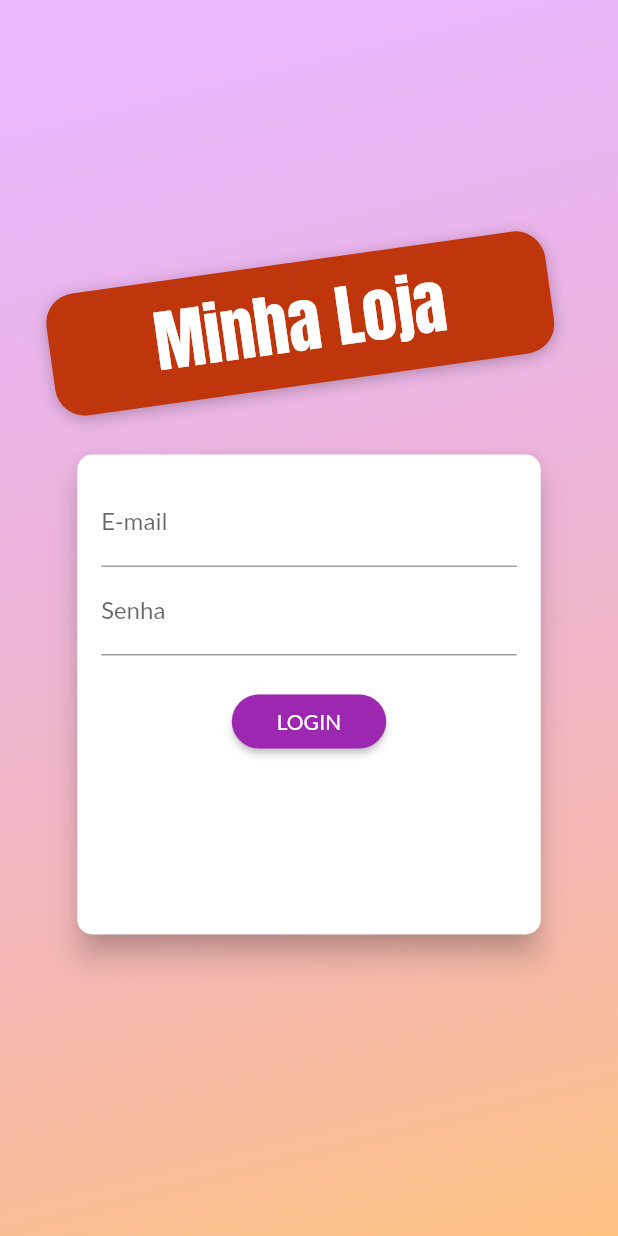
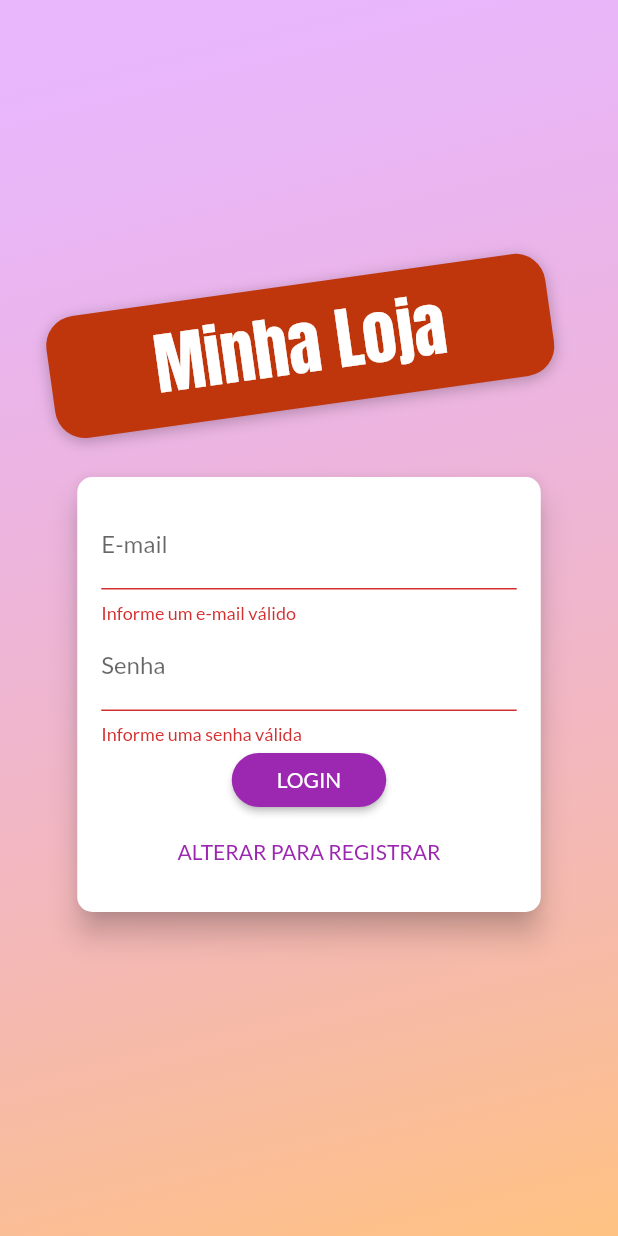
Before and after one commit to sergiohideki/appshop, a Flutter app: the screen it shows after launch, after a tap on "LOGIN", on a phone screen of 412 x 824 dp. Run offline on Flutter 3.47's test engine with Material 2 defaults, Android fonts, the phone set to English and light mode, and no system bars.

Commit message:
tela de autenticação #04

```diff
--- a/shop/lib/widgets/auth_card.dart
+++ b/shop/lib/widgets/auth_card.dart
@@ -8,6 +8,8 @@ class AuthCard extends StatefulWidget {
 }
 
 class _AuthCardState extends State<AuthCard> {
+  GlobalKey<FormState> _form = GlobalKey();
+  bool _isLoading = false;
   AuthMode _authMode = AuthMode.Login;
   final _passwordController = TextEditingController();
 
@@ -17,7 +19,37 @@ class _AuthCardState extends State<AuthCard> {
   };
 
   void _submit() {
+    if (!_form.currentState.validate()) {
+      return;
+    }
 
+    setState(() {
+      _isLoading = true;
+    });
+
+    _form.currentState.save();
+
+    if (_authMode == AuthMode.Login) {
+      // Login
+    } else {
+      // Registrar
+    }
+
+    setState(() {
+      _isLoading = false;
+    });
+  }
+
+  void _switchAuthMode() {
+    if (_authMode == AuthMode.Login) {
+      setState(() {
+        _authMode = AuthMode.Signup;
+      });
+    } else {
+      setState(() {
+        _authMode = AuthMode.Login;
+      });
+    }
   }
 
   @override
@@ -28,10 +60,11 @@ class _AuthCardState extends State<AuthCard> {
       elevation: 8.0,
       shape: RoundedRectangleBorder(borderRadius: BorderRadius.circular(10.0)),
       child: Container(
-        height: 320,
+        height: _authMode == AuthMode.Login ? 290 : 318,
         width: deviceSize.width * 0.75,
         padding: EdgeInsets.all(16),
         child: Form(
+          key: _form,
           child: Column(
             children: <Widget>[
               TextFormField(
@@ -60,7 +93,6 @@ class _AuthCardState extends State<AuthCard> {
               if (_authMode == AuthMode.Signup)
                 TextFormField(
                   decoration: InputDecoration(labelText: 'Confirmar Senha'),
-                  controller: _passwordController,
                   obscureText: true,
                   validator: _authMode == AuthMode.Signup
                       ? (value) {
@@ -70,9 +102,11 @@ class _AuthCardState extends State<AuthCard> {
                           return null;
                         }
                       : null,
-                  onSaved: (value) => _authData['password'] = value,
                 ),
-              SizedBox(height: 20),
+              Spacer(),
+              if (_isLoading)
+                CircularProgressIndicator()
+              else
                 RaisedButton(
                   shape: RoundedRectangleBorder(
                     borderRadius: BorderRadius.circular(30),
@@ -84,6 +118,13 @@ class _AuthCardState extends State<AuthCard> {
                       Text(_authMode == AuthMode.Login ? 'LOGIN' : 'REGISTRAR'),
                   onPressed: _submit,
                 ),
+              FlatButton(
+                onPressed: _switchAuthMode,
+                child: Text(
+                  "ALTERAR PARA ${_authMode == AuthMode.Login ? 'REGISTRAR' : 'LOGIN'}",
+                ),
+                textColor: Theme.of(context).primaryColor,
+              ),
             ],
           ),
         ),
```
Lines whose indentation alone changed are shown as unchanged.
